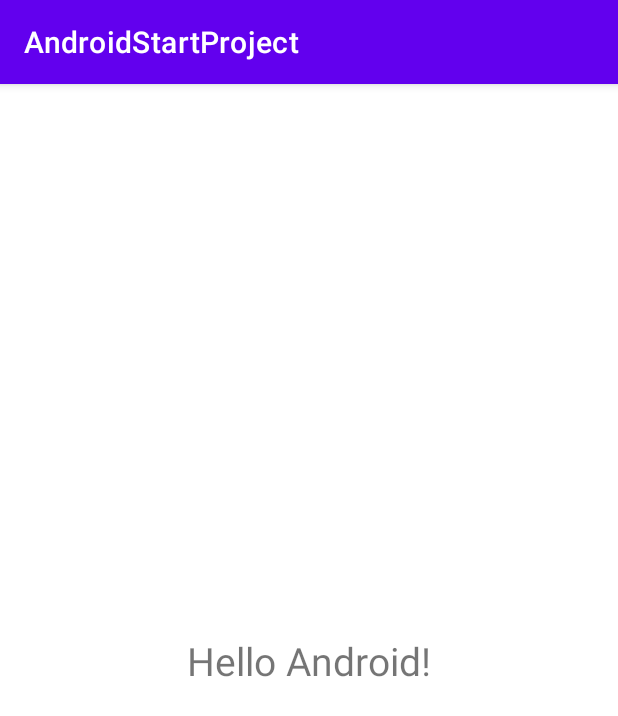
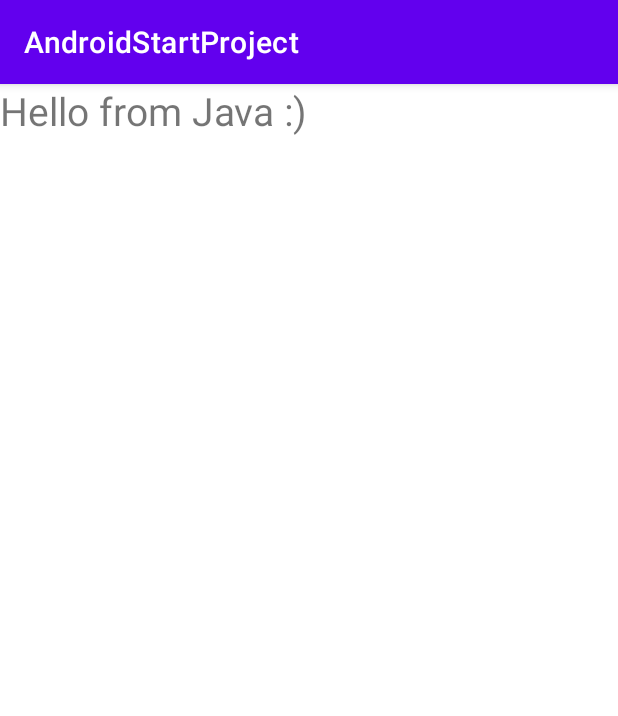
Before and after one commit to IvanovDmitriiSilvar/AndroidStartProject, an Android app: the screen it shows after launch (MainActivity), on a phone screen of 412 x 824 dp. Shown: the top 716 px of the screen. Run offline under Robolectric (Android 15) with nearby library versions, the phone set to English and light mode, and no system bars.

Commit message:
Added second_layout

```diff
--- a/app/src/main/java/ru/synergy/androidstartproject/MainActivity.java
+++ b/app/src/main/java/ru/synergy/androidstartproject/MainActivity.java
@@ -6,32 +6,37 @@ import androidx.constraintlayout.widget.ConstraintLayout;
 import android.os.Bundle;
 import android.widget.TextView;
 
+import org.w3c.dom.Text;
+
 public class MainActivity extends AppCompatActivity {
 
     @Override
     protected void onCreate(Bundle savedInstanceState) {
         super.onCreate(savedInstanceState);
-        //setContentView(R.layout.activity_main);
+        setContentView(R.layout.second_layout);
 
-        ConstraintLayout constraintLayout = new ConstraintLayout(this);
+        TextView textView = (TextView) findViewById(R.id.header); //найти среди сейчас существующего на экране
+        textView.setText("Hello from Java :)");
 
-
-        TextView textView = new TextView(this);
-        textView.setText(("Hello Android!"));
-        textView.setTextSize(26);
-
-        ConstraintLayout.LayoutParams layoutParams = new ConstraintLayout.LayoutParams(
-                ConstraintLayout.LayoutParams.WRAP_CONTENT,
-                ConstraintLayout.LayoutParams.WRAP_CONTENT);
-
-        layoutParams.leftToLeft = ConstraintLayout.LayoutParams.PARENT_ID;
-        layoutParams.topToTop = ConstraintLayout.LayoutParams.PARENT_ID;
-        layoutParams.rightToRight = ConstraintLayout.LayoutParams.PARENT_ID;
-        layoutParams.bottomToBottom = ConstraintLayout.LayoutParams.PARENT_ID;
-
-        textView.setLayoutParams(layoutParams);
-        constraintLayout.addView(textView);
-
-        setContentView(constraintLayout);
+//        ConstraintLayout constraintLayout = new ConstraintLayout(this);
+//
+//
+//        TextView textView = new TextView(this);
+//        textView.setText(("Hello Android!"));
+//        textView.setTextSize(26);
+//
+//        ConstraintLayout.LayoutParams layoutParams = new ConstraintLayout.LayoutParams(
+//                ConstraintLayout.LayoutParams.WRAP_CONTENT,
+//                ConstraintLayout.LayoutParams.WRAP_CONTENT);
+//
+//        layoutParams.leftToLeft = ConstraintLayout.LayoutParams.PARENT_ID;
+//        layoutParams.topToTop = ConstraintLayout.LayoutParams.PARENT_ID;
+//        layoutParams.rightToRight = ConstraintLayout.LayoutParams.PARENT_ID;
+//        layoutParams.bottomToBottom = ConstraintLayout.LayoutParams.PARENT_ID;
+//
+//        textView.setLayoutParams(layoutParams);
+//        constraintLayout.addView(textView);
+//
+//        setContentView(constraintLayout);
     }
 }
--- /dev/null
+++ b/app/src/main/res/layout/second_layout.xml
@@ -0,0 +1,14 @@
+<?xml version="1.0" encoding="utf-8"?>
+<androidx.constraintlayout.widget.ConstraintLayout xmlns:android="http://schemas.android.com/apk/res/android"
+    android:layout_width="match_parent"
+    android:layout_height="match_parent">
+
+    <TextView
+        android:id="@+id/header"
+        android:text = "Welcome to Android!"
+        android:textSize="26sp"
+        android:layout_width="match_parent"
+        android:layout_height="match_parent">
+    </TextView>
+
+</androidx.constraintlayout.widget.ConstraintLayout>
```
